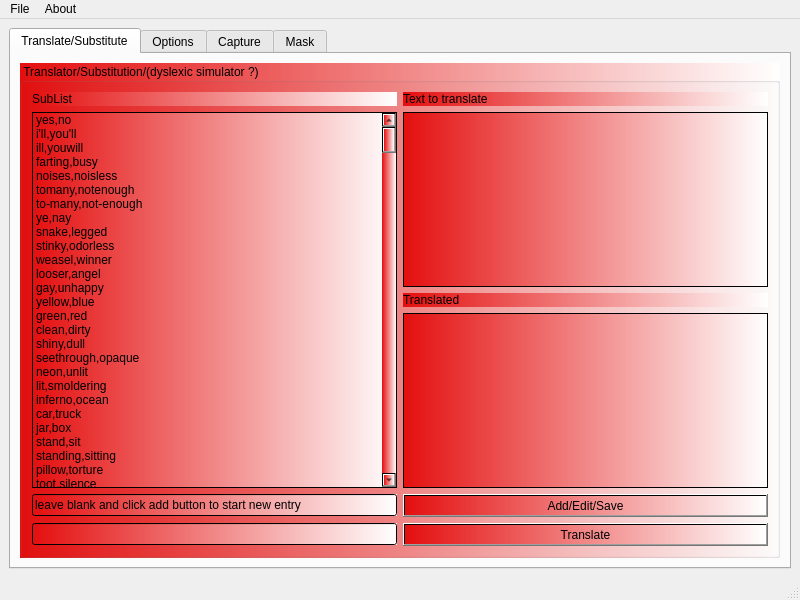
Before: the Qt Designer form mainwindow.ui in netpipe/RightHand, drawn with Qt 5.
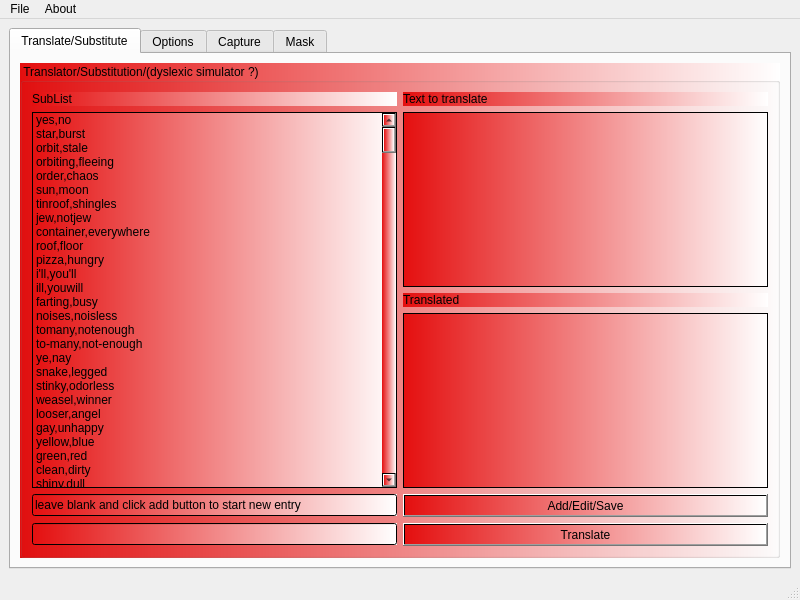
After: the same form once the commit is applied.

Patch:
```diff
--- a/mainwindow.ui
+++ b/mainwindow.ui
@@ -98,6 +98,56 @@
                <string>yes,no</string>
               </property>
              </item>
+             <item>
+              <property name="text">
+               <string>star,burst</string>
+              </property>
+             </item>
+             <item>
+              <property name="text">
+               <string>orbit,stale</string>
+              </property>
+             </item>
+             <item>
+              <property name="text">
+               <string>orbiting,fleeing</string>
+              </property>
+             </item>
+             <item>
+              <property name="text">
+               <string>order,chaos</string>
+              </property>
+             </item>
+             <item>
+              <property name="text">
+               <string>sun,moon</string>
+              </property>
+             </item>
+             <item>
+              <property name="text">
+               <string>tinroof,shingles</string>
+              </property>
+             </item>
+             <item>
+              <property name="text">
+               <string>jew,notjew</string>
+              </property>
+             </item>
+             <item>
+              <property name="text">
+               <string>container,everywhere</string>
+              </property>
+             </item>
+             <item>
+              <property name="text">
+               <string>roof,floor</string>
+              </property>
+             </item>
+             <item>
+              <property name="text">
+               <string>pizza,hungry</string>
+              </property>
+             </item>
              <item>
               <property name="text">
                <string>i'll,you'll</string>
```
